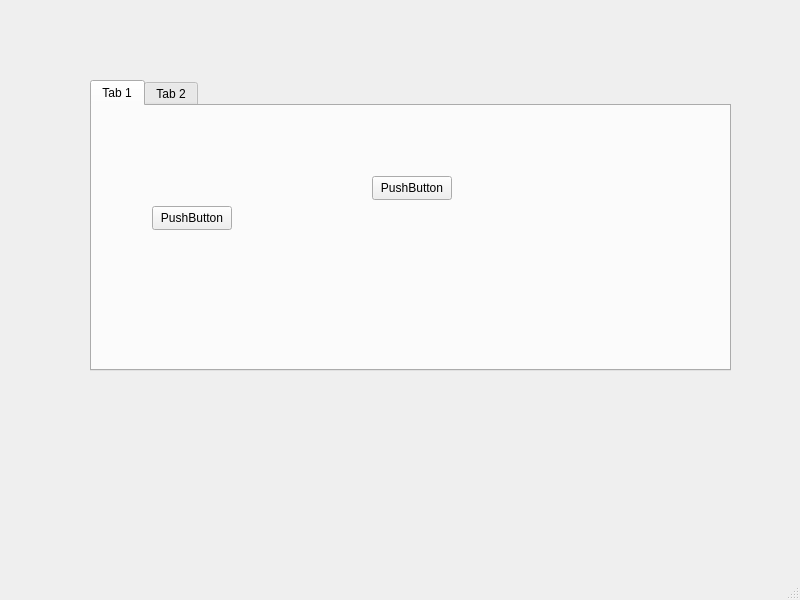
Qt form mainwindow.ui (CyanCoding/QtHomework) before a commit.
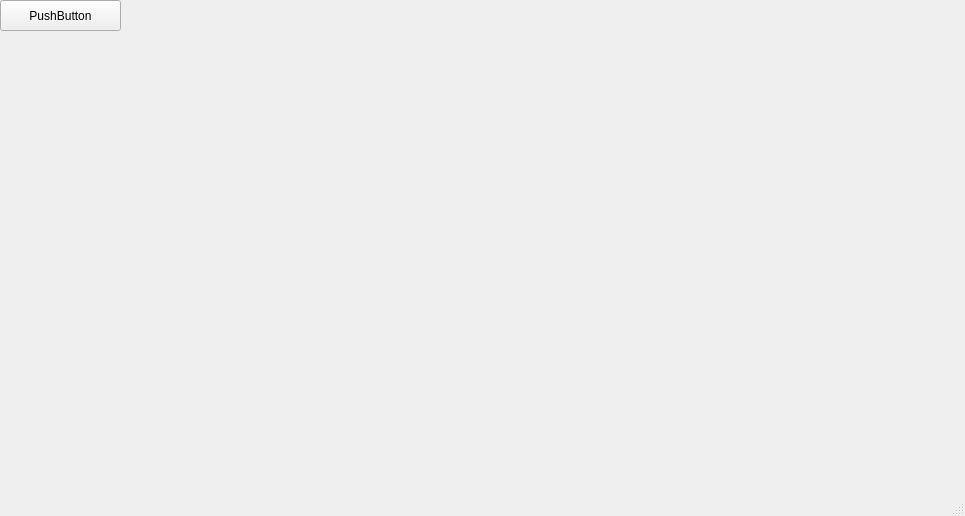
The same form after that commit. The open tabs and pages were chosen to show the change.

Commit message: Change window properties

The edit to the form file:
```diff
--- a/mainwindow.ui
+++ b/mainwindow.ui
@@ -6,75 +6,26 @@
    <rect>
     <x>0</x>
     <y>0</y>
-    <width>800</width>
-    <height>600</height>
+    <width>965</width>
+    <height>516</height>
    </rect>
   </property>
   <property name="windowTitle">
    <string>MainWindow</string>
   </property>
   <widget class="QWidget" name="centralwidget">
-   <widget class="QTabWidget" name="tabWidget">
+   <widget class="QPushButton" name="pushButton">
     <property name="geometry">
      <rect>
-      <x>90</x>
-      <y>80</y>
-      <width>641</width>
-      <height>291</height>
+      <x>0</x>
+      <y>0</y>
+      <width>121</width>
+      <height>31</height>
      </rect>
     </property>
-    <property name="currentIndex">
-     <number>1</number>
+    <property name="text">
+     <string>PushButton</string>
     </property>
-    <widget class="QWidget" name="tab">
-     <attribute name="title">
-      <string>Tab 1</string>
-     </attribute>
-     <widget class="QPushButton" name="pushButton">
-      <property name="geometry">
-       <rect>
-        <x>60</x>
-        <y>100</y>
-        <width>80</width>
-        <height>24</height>
-       </rect>
-      </property>
-      <property name="text">
-       <string>PushButton</string>
-      </property>
-     </widget>
-     <widget class="QPushButton" name="pushButton_2">
-      <property name="geometry">
-       <rect>
-        <x>280</x>
-        <y>70</y>
-        <width>80</width>
-        <height>24</height>
-       </rect>
-      </property>
-      <property name="text">
-       <string>PushButton</string>
-      </property>
-     </widget>
-    </widget>
-    <widget class="QWidget" name="tab_2">
-     <attribute name="title">
-      <string>Tab 2</string>
-     </attribute>
-     <widget class="QPushButton" name="pushButton_3">
-      <property name="geometry">
-       <rect>
-        <x>200</x>
-        <y>130</y>
-        <width>80</width>
-        <height>24</height>
-       </rect>
-      </property>
-      <property name="text">
-       <string>PushButton</string>
-      </property>
-     </widget>
-    </widget>
    </widget>
   </widget>
   <widget class="QMenuBar" name="menubar">
```
Left out of the diff: 4 changed lines with no effect on the pictures.
